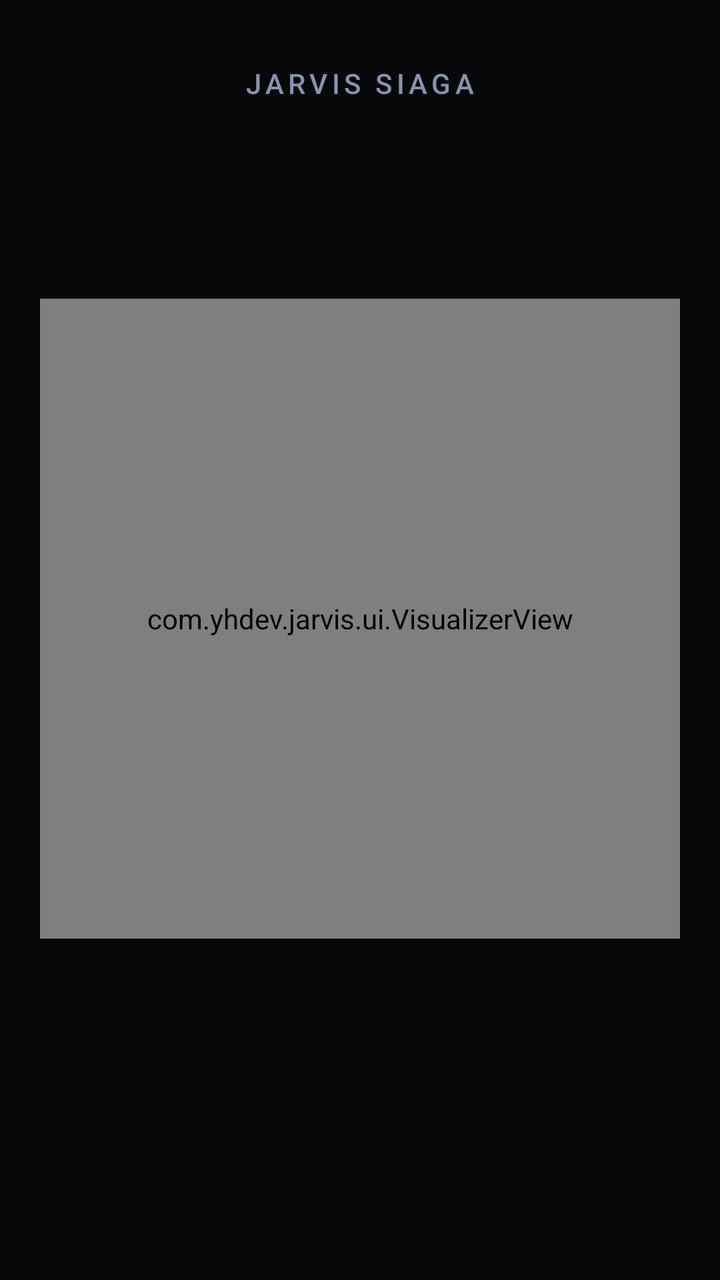
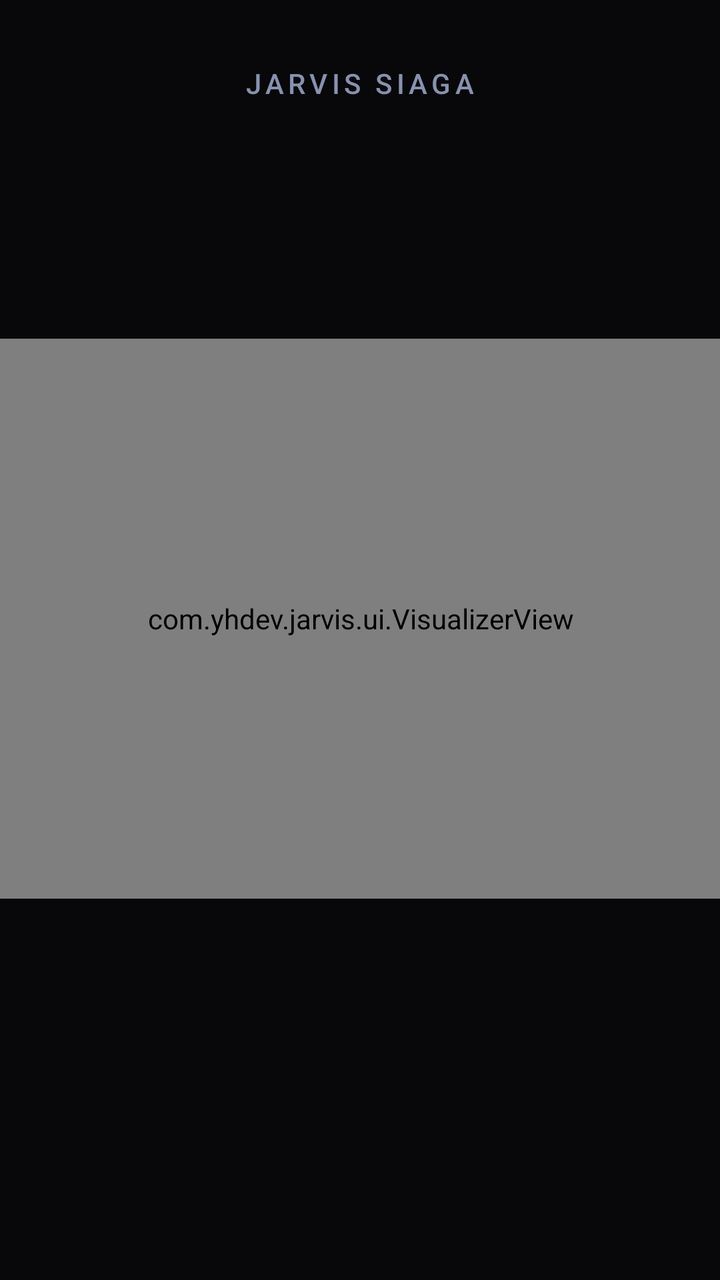

Two renders of the same Android screen: before a commit and after it. Below are the layout's source before the change and the commit's diff.
<!-- AndroidManifest.xml: activity theme Theme.JarvisAppliance.Fullscreen -->
<!-- res/layout/activity_main.xml -->
<?xml version="1.0" encoding="utf-8"?>
<androidx.constraintlayout.widget.ConstraintLayout xmlns:android="http://schemas.android.com/apk/res/android"
    xmlns:app="http://schemas.android.com/apk/res-auto"
    android:layout_width="match_parent"
    android:layout_height="match_parent"
    android:background="@color/bg_black"
    android:keepScreenOn="true">

    
    <TextView
        android:id="@+id/tvStatus"
        android:layout_width="wrap_content"
        android:layout_height="wrap_content"
        android:layout_marginTop="32dp"
        android:fontFamily="sans-serif-medium"
        android:letterSpacing="0.15"
        android:text="@string/status_idle"
        android:textColor="@color/text_secondary"
        android:textSize="14sp"
        android:textAllCaps="true"
        app:layout_constraintEnd_toEndOf="parent"
        app:layout_constraintStart_toStartOf="parent"
        app:layout_constraintTop_toTopOf="parent" />

    
    <com.yhdev.jarvis.ui.VisualizerView
        android:id="@+id/visualizerView"
        android:layout_width="320dp"
        android:layout_height="320dp"
        app:layout_constraintBottom_toTopOf="@id/tvSubtitle"
        app:layout_constraintEnd_toEndOf="parent"
        app:layout_constraintStart_toStartOf="parent"
        app:layout_constraintTop_toBottomOf="@id/tvStatus" />

    
    <TextView
        android:id="@+id/tvSubtitle"
        android:layout_width="0dp"
        android:layout_height="wrap_content"
        android:layout_marginStart="64dp"
        android:layout_marginEnd="64dp"
        android:layout_marginBottom="48dp"
        android:gravity="center"
        android:lineSpacingExtra="4dp"
        android:textColor="@color/text_primary"
        android:textSize="18sp"
        app:layout_constraintBottom_toBottomOf="parent"
        app:layout_constraintEnd_toEndOf="parent"
        app:layout_constraintStart_toStartOf="parent" />

</androidx.constraintlayout.widget.ConstraintLayout>
<!-- resources referenced by this layout -->
<resources>
  <color name="bg_black">#08080A</color>
  <color name="text_primary">#E0E6ED</color>
  <color name="text_secondary">#8892B0</color>
  <string name="status_idle">Jarvis Siaga</string>
  <style name="Theme.JarvisAppliance.Fullscreen" parent="Theme.JarvisAppliance">
          <item name="android:windowFullscreen">true</item>
          <item name="android:windowContentOverlay">@null</item>
          <item name="android:keepScreenOn">true</item>
      </style>
  <style name="Theme.JarvisAppliance" parent="Theme.MaterialComponents.DayNight.NoActionBar">
          <item name="android:windowBackground">@color/bg_black</item>
          <item name="android:statusBarColor">@color/bg_black</item>
          <item name="android:navigationBarColor">@color/bg_black</item>
      </style>
</resources>

<!-- the commit's change to res/layout/activity_main.xml (unified diff, before → after) -->
@@ -25,8 +25,8 @@
     
     <com.yhdev.jarvis.ui.VisualizerView
         android:id="@+id/visualizerView"
-        android:layout_width="320dp"
-        android:layout_height="320dp"
+        android:layout_width="480dp"
+        android:layout_height="280dp"
         app:layout_constraintBottom_toTopOf="@id/tvSubtitle"
         app:layout_constraintEnd_toEndOf="parent"
         app:layout_constraintStart_toStartOf="parent"
